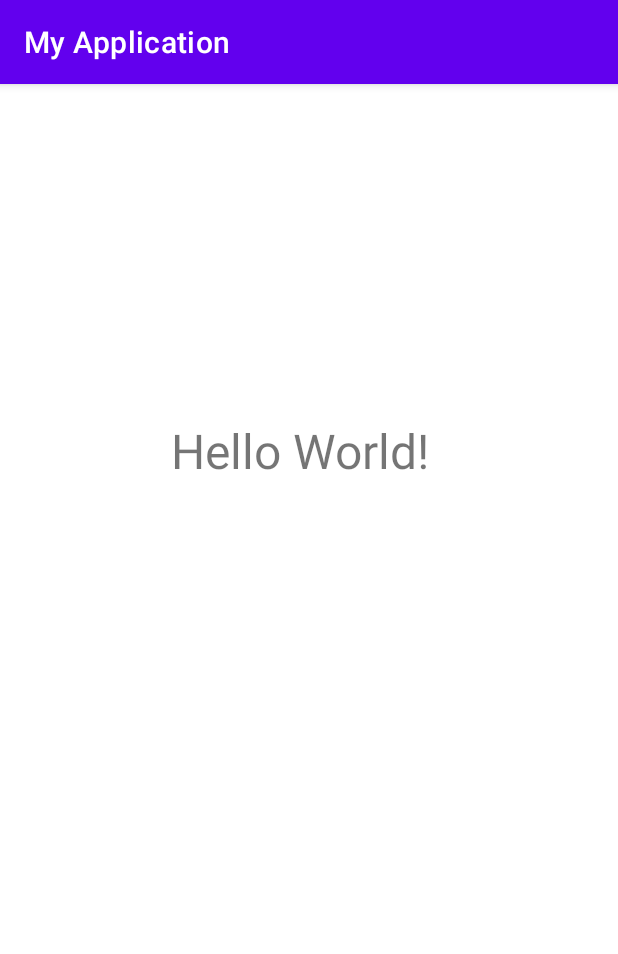
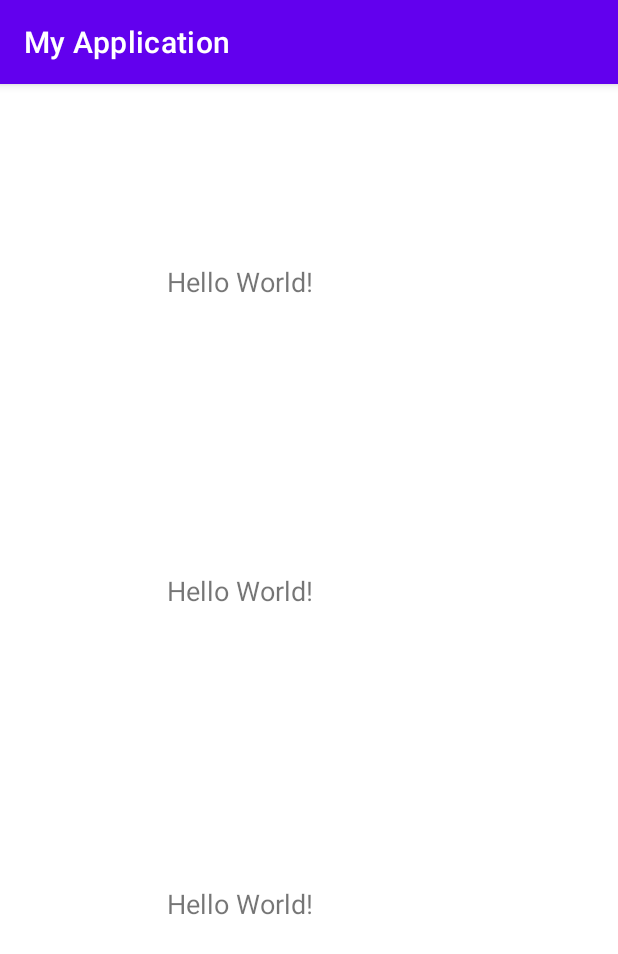
Before and after one commit to Zoltahn/mhealth-AR-App, an Android app: the screen it shows after launch (MainActivity), on a phone screen of 412 x 824 dp. Shown: the top 954 px of the screen. Run offline under Robolectric (Android 15) with nearby library versions, the phone set to English and light mode, and no system bars.

Commit message:
Added linear_accelerometer and gyroscope listeners

```diff
--- a/app/src/main/java/com/example/myapplication/MainActivity.java
+++ b/app/src/main/java/com/example/myapplication/MainActivity.java
@@ -12,17 +12,25 @@ public class MainActivity extends AppCompatActivity implements SensorEventListen
 
     private SensorManager mSensorManager;
     private Sensor mAccelerometer;
-    private TextView textView;
+    private Sensor mLinearAccelerometer;
+    private Sensor mGyroscope;
+    private TextView accelText;
+    private TextView linearAccelText;
+    private TextView gyroText;
 
     @Override
     protected void onCreate(Bundle savedInstanceState) {
         super.onCreate(savedInstanceState);
         setContentView(R.layout.activity_main);
-        textView = findViewById(R.id.Text1);
+        accelText = findViewById(R.id.Text1);
+        linearAccelText = findViewById(R.id.Text2);
+        gyroText = findViewById(R.id.Text3);
         //Create instance of system sensor service, allowing access to the devices sensors
         mSensorManager = (SensorManager)getSystemService(SENSOR_SERVICE);
         //Create accelerometer object from SensorManager
         mAccelerometer = mSensorManager.getDefaultSensor(Sensor.TYPE_ACCELEROMETER);
+        mLinearAccelerometer = mSensorManager.getDefaultSensor(Sensor.TYPE_LINEAR_ACCELERATION);
+        mGyroscope = mSensorManager.getDefaultSensor(Sensor.TYPE_GYROSCOPE);
     }
 
     //Using onResume/onPause methods will turn off the listener whilst it's in the background,
@@ -32,17 +40,30 @@ public class MainActivity extends AppCompatActivity implements SensorEventListen
         super.onResume();
         //Register event listener using SensorManager
         mSensorManager.registerListener(this, mAccelerometer, SensorManager.SENSOR_DELAY_NORMAL);
+        mSensorManager.registerListener(this, mLinearAccelerometer, SensorManager.SENSOR_DELAY_NORMAL);
+        mSensorManager.registerListener(this, mGyroscope, SensorManager.SENSOR_DELAY_NORMAL);
+
     }
     @Override
     public void onPause() {
         super.onPause();
-        mSensorManager.unregisterListener(this);
+        mSensorManager.unregisterListener(this, mAccelerometer);
+        mSensorManager.unregisterListener(this, mLinearAccelerometer);
+        mSensorManager.unregisterListener(this, mGyroscope);
     }
 
     //Provides the sensor values inside the values[] array of the SensorEvent object
     @Override
     public void onSensorChanged(SensorEvent event) {
-        textView.setText("X: " +event.values[0]+"\n"+"Y: "+event.values[1]+"\n"+"Z: " +event.values[2]+"\n");
+        if(event.sensor.getType() == Sensor.TYPE_ACCELEROMETER){
+            accelText.setText("Accelerometer"+"\n"+"X: " +event.values[0]+"\n"+"Y: "+event.values[1]+"\n"+"Z: " +event.values[2]+"\n"+"Timestamp: "+event.timestamp);
+        }
+        else if(event.sensor.getType() == Sensor.TYPE_LINEAR_ACCELERATION) {
+            linearAccelText.setText("Linear Acceleration" + "\n" + "X: " + event.values[0] + "\n" + "Y: " + event.values[1] + "\n" + "Z: " + event.values[2] + "\n"+"Timestamp: "+event.timestamp);
+        }
+        else if(event.sensor.getType() == Sensor.TYPE_GYROSCOPE) {
+            gyroText.setText("Gyroscope" + "\n" + "X: " + event.values[0] + "\n" + "Y: " + event.values[1] + "\n" + "Z: " + event.values[2] + "\n"+"Timestamp: "+event.timestamp);
+        }
     }
 
     //Provides the current accuracy of the sensor, OS may change it under certain
--- a/app/src/main/res/layout/activity_main.xml
+++ b/app/src/main/res/layout/activity_main.xml
@@ -7,15 +7,42 @@
     tools:context=".MainActivity">
 
     <TextView
-        android:id="@+id/Text1"
-        android:layout_width="282dp"
-        android:layout_height="323dp"
+        android:id="@+id/Text3"
+        android:layout_width="213dp"
+        android:layout_height="163dp"
         android:text="Hello World!"
-        android:textSize="32sp"
+        android:textSize="18sp"
         app:layout_constraintBottom_toBottomOf="parent"
-        app:layout_constraintHorizontal_bias="0.875"
+        app:layout_constraintHorizontal_bias="0.56"
         app:layout_constraintLeft_toLeftOf="parent"
         app:layout_constraintRight_toRightOf="parent"
-        app:layout_constraintTop_toTopOf="parent" />
+        app:layout_constraintTop_toTopOf="parent"
+        app:layout_constraintVertical_bias="0.883" />
+
+    <TextView
+        android:id="@+id/Text2"
+        android:layout_width="213dp"
+        android:layout_height="163dp"
+        android:text="Hello World!"
+        android:textSize="18sp"
+        app:layout_constraintBottom_toBottomOf="parent"
+        app:layout_constraintHorizontal_bias="0.56"
+        app:layout_constraintLeft_toLeftOf="parent"
+        app:layout_constraintRight_toRightOf="parent"
+        app:layout_constraintTop_toTopOf="parent"
+        app:layout_constraintVertical_bias="0.538" />
+
+    <TextView
+        android:id="@+id/Text1"
+        android:layout_width="213dp"
+        android:layout_height="163dp"
+        android:text="Hello World!"
+        android:textSize="18sp"
+        app:layout_constraintBottom_toBottomOf="parent"
+        app:layout_constraintHorizontal_bias="0.56"
+        app:layout_constraintLeft_toLeftOf="parent"
+        app:layout_constraintRight_toRightOf="parent"
+        app:layout_constraintTop_toTopOf="parent"
+        app:layout_constraintVertical_bias="0.197" />
 
 </androidx.constraintlayout.widget.ConstraintLayout>
```
